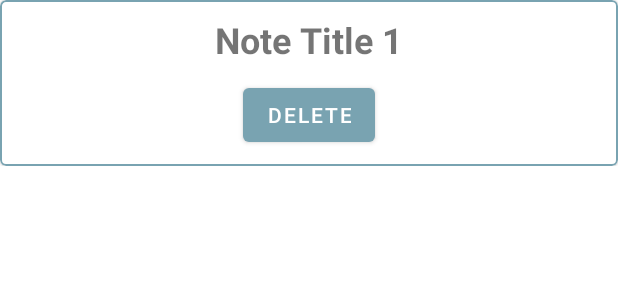
After one commit to DEVunderdog/MyNotesApp, an Android app: the layout notes_rv.xml on its own in the app's theme, with its tools: preview values and no code run, on a phone screen of 412 x 824 dp. The commit adds this screen. Shown: the top 300 px of the screen. Run offline under Robolectric (Android 15) with nearby library versions, the phone set to English and light mode, and no system bars.

Commit message:
Third Commit

```diff
--- a/app/src/main/AndroidManifest.xml
+++ b/app/src/main/AndroidManifest.xml
@@ -1,6 +1,9 @@
 <?xml version="1.0" encoding="utf-8"?>
 <manifest xmlns:android="http://schemas.android.com/apk/res/android"
     xmlns:tools="http://schemas.android.com/tools">
+
+    <uses-permission android:name="android.permission.INTERNET" />
+    <uses-permission android:name = "android.permission.ACCESS_NETWORK_STATE"/>
 
     <application
         android:allowBackup="true"
@@ -11,6 +14,7 @@
         android:roundIcon="@mipmap/ic_launcher_round"
         android:supportsRtl="true"
         android:theme="@style/Theme.MyNotesApp"
+        android:usesCleartextTraffic="false"
         tools:targetApi="31">
         <activity
             android:name=".SignInActivity"
--- a/app/src/main/res/layout/activity_main.xml
+++ b/app/src/main/res/layout/activity_main.xml
@@ -33,13 +33,13 @@
     <androidx.recyclerview.widget.RecyclerView
         android:id="@+id/recyclerView"
         android:layout_width="match_parent"
-        android:layout_height="wrap_content"
+        android:layout_height="500dp"
         app:layout_constraintBottom_toBottomOf="parent"
         app:layout_constraintEnd_toEndOf="parent"
-        app:layout_constraintHorizontal_bias="0.0"
+        app:layout_constraintHorizontal_bias="1.0"
         app:layout_constraintStart_toStartOf="parent"
         app:layout_constraintTop_toBottomOf="@+id/WelcomeText"
-        app:layout_constraintVertical_bias="0.068" />
+        app:layout_constraintVertical_bias="0.083" />
 
 
 </androidx.constraintlayout.widget.ConstraintLayout>
--- /dev/null
+++ b/app/src/main/res/layout/notes_rv.xml
@@ -0,0 +1,44 @@
+<?xml version="1.0" encoding="utf-8"?>
+<LinearLayout xmlns:android="http://schemas.android.com/apk/res/android"
+    xmlns:tools="http://schemas.android.com/tools"
+    xmlns:app="http://schemas.android.com/apk/res-auto"
+    android:layout_width="match_parent"
+    android:layout_height="wrap_content"
+    android:orientation="vertical">
+
+
+    <com.google.android.material.card.MaterialCardView
+        android:layout_width="match_parent"
+        android:layout_height="wrap_content"
+        app:strokeWidth="1dp"
+        app:strokeColor="@color/blue_500"
+        android:elevation="10dp"
+        android:padding="10dp">
+        <LinearLayout
+            android:layout_width="match_parent"
+            android:layout_height="wrap_content"
+            android:orientation="vertical"
+            android:gravity="center">
+            <TextView
+                android:id="@+id/openTitle"
+                android:layout_width="match_parent"
+                android:layout_height="wrap_content"
+                android:textSize="24sp"
+                android:textStyle="bold"
+                android:padding="10dp"
+                android:text="Note Title 1"
+                android:gravity="center"/>
+
+            <Button
+                android:id="@+id/btnDelete"
+                android:layout_width="wrap_content"
+                android:layout_height="wrap_content"
+                android:text="Delete"
+                android:layout_marginBottom="10dp"/>
+
+        </LinearLayout>
+
+    </com.google.android.material.card.MaterialCardView>
+
+
+</LinearLayout>
--- /dev/null
+++ b/app/src/main/res/menu/sign_in.xml
@@ -0,0 +1,6 @@
+<?xml version="1.0" encoding="utf-8"?>
+<menu xmlns:android="http://schemas.android.com/apk/res/android">
+    <item
+        android:id = "@+id/SignIn"
+        android:title="@string/sign_in"/>
+</menu>
--- /dev/null
+++ b/app/src/main/res/values/dimen.xml
@@ -0,0 +1,4 @@
+<?xml version="1.0" encoding="utf-8"?>
+<resources>
+    <dimen name="spacing">8dp</dimen>
+</resources>
--- a/app/src/main/res/values/strings.xml
+++ b/app/src/main/res/values/strings.xml
@@ -1,4 +1,4 @@
 <resources>
     <string name="app_name">MyNotesApp</string>
-    <string name = "sign_in">Sign In</string>
+    <string name="sign_in">Sign In</string>
 </resources>
```
Also changed, not shown: app/src/main/java/com/somename/mynotesapp/ItemSpacingDecoration.kt (added, +18 -0 lines), app/src/main/java/com/somename/mynotesapp/MainActivity.kt (+46 -1 lines), app/src/main/java/com/somename/mynotesapp/MainAdapter.kt (added, +60 -0 lines), app/src/main/java/com/somename/mynotesapp/NewNote.kt (+45 -27 lines), app/src/main/java/com/somename/mynotesapp/NotesDataModel.kt (added, +8 -0 lines), app/src/main/java/com/somename/mynotesapp/SignInActivity.kt (added, +91 -0 lines), app/src/main/res/drawable/tv_border.xml (added, +7 -0 lines), app/src/main/res/layout/activity_sign_in.xml (added, +18 -0 lines).
